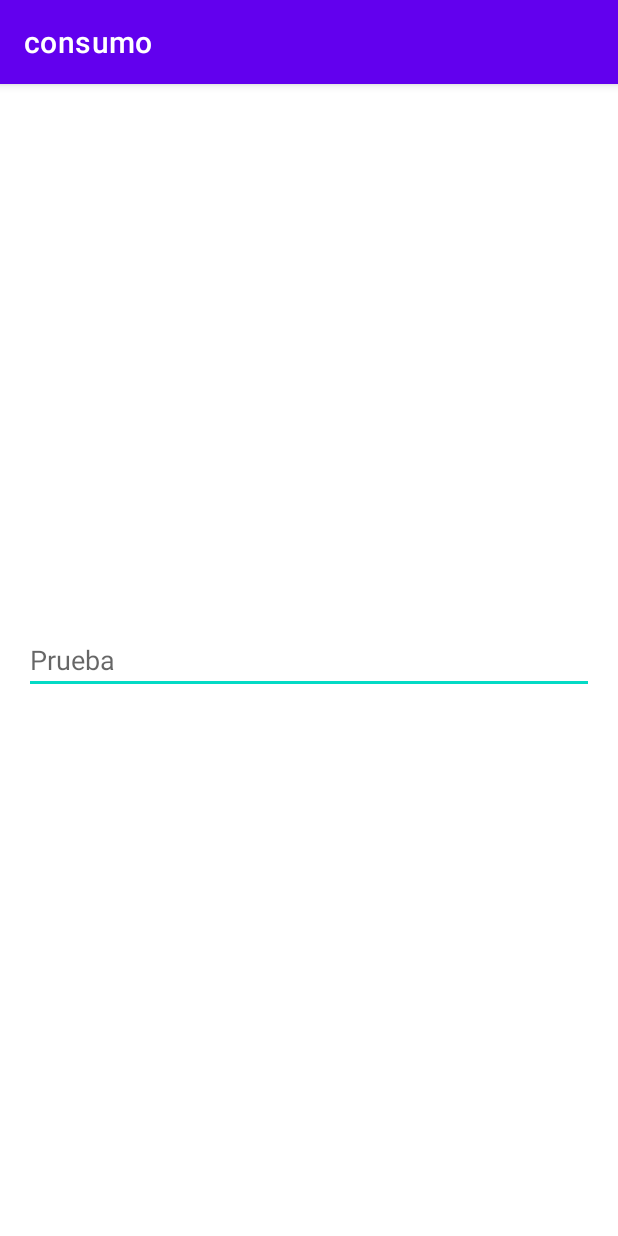
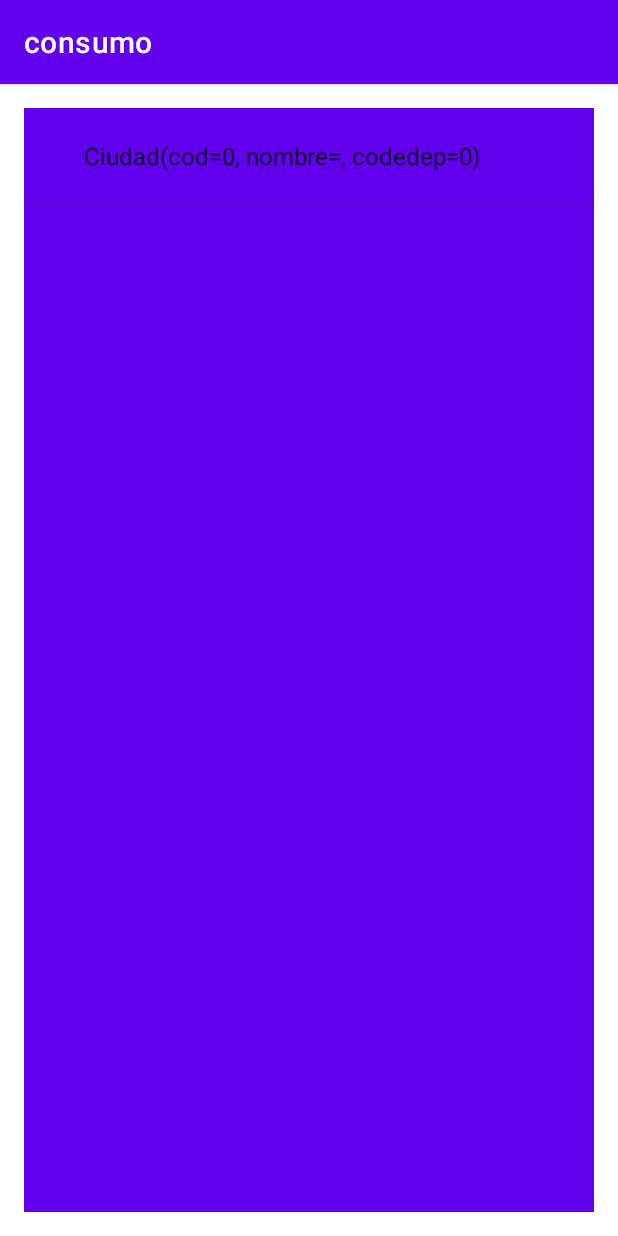
Before and after one commit to Velasco182/Android-II, an Android app: the MainActivity2 screen opened directly, with no data from a screen before it, on a phone screen of 412 x 824 dp. Run offline under Robolectric (Android 15) with nearby library versions, the phone set to English and light mode, and no system bars.

Commit message:
Clase mostrar elementos database

```diff
--- a/Clases/SqliteAndroid/app/src/main/AndroidManifest.xml
+++ b/Clases/SqliteAndroid/app/src/main/AndroidManifest.xml
@@ -33,7 +33,7 @@
             android:label="@string/title_activity_maps" />
         <activity
             android:name=".MainActivity2"
-            android:exported="false" />
+            android:exported="true" />
         <activity
             android:name=".MainActivity"
             android:exported="true">
--- a/Clases/SqliteAndroid/app/src/main/java/com/example/consumo/MainActivity2.kt
+++ b/Clases/SqliteAndroid/app/src/main/java/com/example/consumo/MainActivity2.kt
@@ -2,12 +2,31 @@ package com.example.consumo
 
 import androidx.appcompat.app.AppCompatActivity
 import android.os.Bundle
+import android.widget.ArrayAdapter
+import android.widget.Toast
+import com.example.consumo.databinding.ActivityMain2Binding
+import com.example.consumo.databinding.ActivityMainBinding
+import com.example.consumo.model.Ciudad
+import com.example.consumo.model.ManagerBd
 
 class MainActivity2 : AppCompatActivity() {
+
+    private lateinit var binding: ActivityMain2Binding
+
     override fun onCreate(savedInstanceState: Bundle?) {
         super.onCreate(savedInstanceState)
-        setContentView(R.layout.activity_main2)
 
-        val prueba = R.id.pru
+        binding = ActivityMain2Binding.inflate(layoutInflater)
+        setContentView(binding.root)
+
+        val listaCiudades = binding.lista
+        val manager = ManagerBd(this)
+        //manager.showData()
+
+        val arrayAdapter : ArrayAdapter<*>
+        arrayAdapter = ArrayAdapter(this, android.R.layout.simple_expandable_list_item_1, manager.showData())
+        listaCiudades.adapter = arrayAdapter
+
+        Toast.makeText(this, "Ciudades", Toast.LENGTH_SHORT).show()
     }
 }
--- a/Clases/SqliteAndroid/app/src/main/java/com/example/consumo/model/BdHelper.kt
+++ b/Clases/SqliteAndroid/app/src/main/java/com/example/consumo/model/BdHelper.kt
@@ -10,12 +10,12 @@ class BdHelper(
 ) : SQLiteOpenHelper(context,Constantes.NOM_BD,null,Constantes.VERSION_BD) {
     override fun onCreate(db: SQLiteDatabase?) {
          db?.execSQL(Constantes.TABLA)
-         db?.execSQL(Constantes.DATA)
+         db?.execSQL(Constantes.DATATABLA)
     }
 
     override fun onUpgrade(db: SQLiteDatabase?, p1: Int, p2: Int) {
         db?.execSQL("DROP TABLE IF EXISTS ciudad")
-        db?.execSQL("DROP TABLE IF EXISTS Data")
+        //db?.execSQL("DROP TABLE IF EXISTS Data")
         onCreate(db)
     }
 }
--- a/Clases/SqliteAndroid/app/src/main/java/com/example/consumo/model/Ciudad.kt
+++ b/Clases/SqliteAndroid/app/src/main/java/com/example/consumo/model/Ciudad.kt
@@ -1,4 +1,7 @@
 package com.example.consumo.model
+data class Ciudad(val cod: Int, val nombre: String, val codedep: Int) {
+    override fun hashCode(): Int {
+        return cod + codedep
+    }
 
-class Ciudad {
 }
--- a/Clases/SqliteAndroid/app/src/main/java/com/example/consumo/model/Constantes.kt
+++ b/Clases/SqliteAndroid/app/src/main/java/com/example/consumo/model/Constantes.kt
@@ -6,7 +6,7 @@ class Constantes {
     companion object{
         const val NOM_BD = "BdAdso"
         const val VERSION_BD = 7
-        const val TABLA = "Create table ciudad (cod int, nombre text, codedep int)"
-        const val DATA = "Create table Data (cod int, nombre text,telefono int,direccion text, ciudad text)"
+        const val TABLA = "CREATE TABLE ciudad (cod int, nombre text, codedep int)"
+        const val DATATABLA = "SELECT * FROM ciudad"
     }
 }
--- a/Clases/SqliteAndroid/app/src/main/java/com/example/consumo/model/ManagerBd.kt
+++ b/Clases/SqliteAndroid/app/src/main/java/com/example/consumo/model/ManagerBd.kt
@@ -3,6 +3,7 @@ package com.example.consumo.model
 import android.content.ContentValues
 import android.content.Context
 import android.database.sqlite.SQLiteDatabase
+import androidx.core.database.getIntOrNull
 
 data class ManagerBd(val context: Context) {
 
@@ -32,6 +33,36 @@ data class ManagerBd(val context: Context) {
         val resul = bd.insert("ciudad", null, contenedor)
 
         return resul
+    }
 
+    fun showData(): ArrayList<Ciudad> {
+        // abrir bd en modo escritura
+        openBdRd()
+        //lista de ciudades
+        val ciudadArray = ArrayList<Ciudad>()
+        //Cramos el cursor
+        val cursor = bd.rawQuery(Constantes.DATATABLA, null)
+
+        if(cursor.moveToFirst()){
+            do {
+                ///Campos de la base de datos que se van a mostrar
+                val cod = cursor.getColumnIndex("cod")
+                val nombre = cursor.getColumnIndex("nombre")
+                val codedep = cursor.getColumnIndex("codedep")
+
+                //Obtener valores condicionado a not null
+                val id = cursor.getString(cod) ?: " "
+                val nom = cursor.getString(nombre) ?: " "
+                val co = cursor.getString(codedep) ?: " "
+
+                //Añadimos los valores obtenidos del cursor al objeto ciudadArray
+                val ciudad = Ciudad(id.toInt(), nom, co.toInt())
+                //agrego ciudad al array
+                ciudadArray.add(ciudad)
+                //el ciclo se hace hasta que el cursor vaya hasta el siguiente elemento del arreglo
+            }while(cursor.moveToNext())
+        }
+        //retornamos el arreglo para llenar el listView
+        return ciudadArray
     }
 }
--- a/Clases/SqliteAndroid/app/src/main/res/layout/activity_main2.xml
+++ b/Clases/SqliteAndroid/app/src/main/res/layout/activity_main2.xml
@@ -1,18 +1,21 @@
 <?xml version="1.0" encoding="utf-8"?>
-<androidx.constraintlayout.widget.ConstraintLayout xmlns:android="http://schemas.android.com/apk/res/android"
+<androidx.constraintlayout.widget.ConstraintLayout
+    xmlns:android="http://schemas.android.com/apk/res/android"
     xmlns:app="http://schemas.android.com/apk/res-auto"
     xmlns:tools="http://schemas.android.com/tools"
     android:layout_width="match_parent"
     android:layout_height="match_parent"
     tools:context=".MainActivity2">
 
-    <EditText
-        android:id="@+id/pru"
+    <ListView
+        android:id="@+id/lista"
         android:layout_width="match_parent"
-        android:layout_height="wrap_content"
+        android:layout_height="0dp"
         android:layout_marginStart="16dp"
+        android:layout_marginTop="16dp"
         android:layout_marginEnd="16dp"
-        android:hint="Prueba"
+        android:layout_marginBottom="16dp"
+        android:background="@color/purple_500"
         app:layout_constraintBottom_toBottomOf="parent"
         app:layout_constraintEnd_toEndOf="parent"
         app:layout_constraintStart_toStartOf="parent"
```
Also changed, not shown: Clases/SqliteAndroid/app/src/main/java/com/example/consumo/MainActivity.kt (+9 -0 lines), Clases/SqliteAndroid/app/src/main/res/layout/activity_main.xml (+13 -2 lines).
